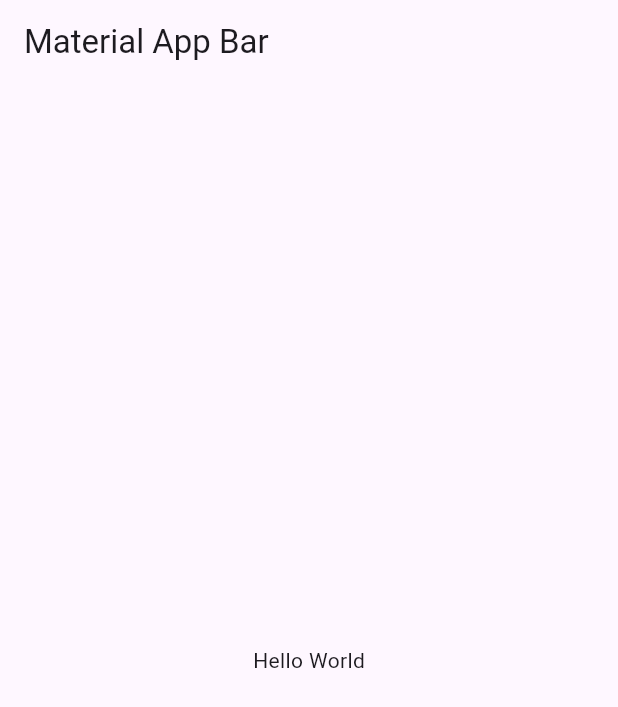
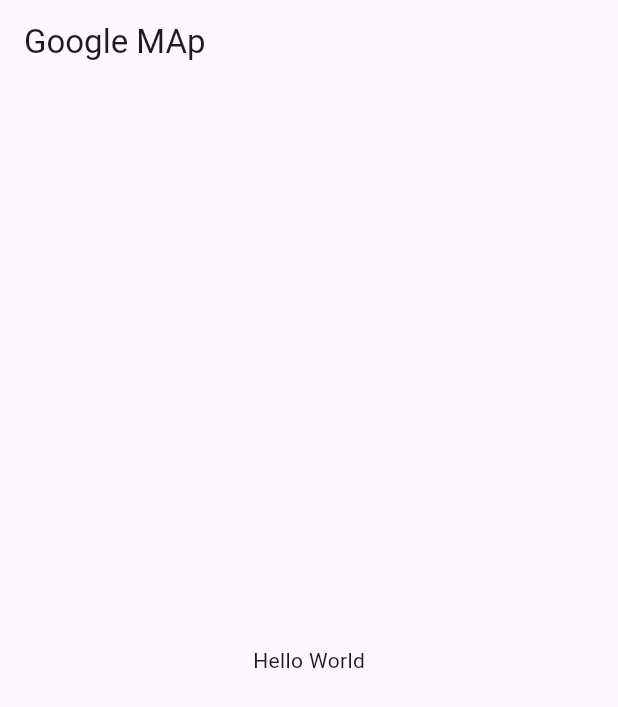
Before and after one commit to mynulyt/Google-Map-Integration, a Flutter app: the screen it shows after launch, on a phone screen of 412 x 824 dp. Shown: the top 707 px of the screen. Run offline on Flutter 3.47's test engine with Material 3 defaults, Android fonts, the phone set to English and light mode, and no system bars.

Commit message:
main page update

```diff
--- a/lib/main.dart
+++ b/lib/main.dart
@@ -8,9 +8,9 @@ class MyApp extends StatelessWidget {
   @override
   Widget build(BuildContext context) {
     return MaterialApp(
-      title: 'Material App',
+      title: 'Google Map App',
       home: Scaffold(
-        appBar: AppBar(title: const Text('Material App Bar')),
+        appBar: AppBar(title: const Text('Google MAp')),
         body: const Center(child: Text('Hello World')),
       ),
     );
```
